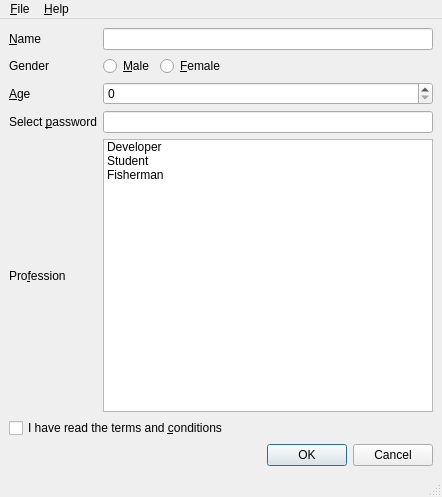
arnt/qt-history2, file examples/widgets/stylesheet/layouts/boringdefault.ui: the form before one commit.
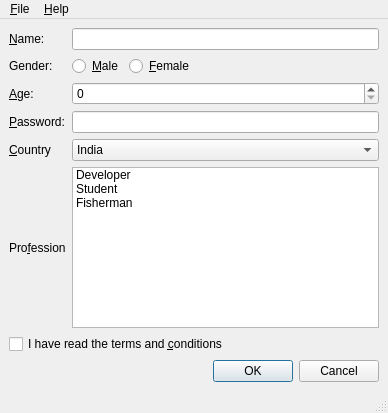
The form after the commit.

Diff of the .ui file:
```diff
--- a/examples/widgets/stylesheet/layouts/boringdefault.ui
+++ b/examples/widgets/stylesheet/layouts/boringdefault.ui
@@ -5,8 +5,8 @@
    <rect>
     <x>0</x>
     <y>0</y>
-    <width>442</width>
-    <height>497</height>
+    <width>388</width>
+    <height>413</height>
    </rect>
   </property>
   <property name="windowTitle" >
@@ -20,7 +20,90 @@
     <property name="spacing" >
      <number>6</number>
     </property>
-    <item row="3" column="1" colspan="2" >
+    <item row="4" column="1" colspan="3" >
+     <widget class="QComboBox" name="countryCombo" >
+      <property name="toolTip" >
+       <string>Specify your country here</string>
+      </property>
+      <property name="statusTip" >
+       <string>Specify your country here</string>
+      </property>
+      <property name="currentIndex" >
+       <number>1</number>
+      </property>
+      <item>
+       <property name="text" >
+        <string>Germany</string>
+       </property>
+      </item>
+      <item>
+       <property name="text" >
+        <string>India</string>
+       </property>
+      </item>
+      <item>
+       <property name="text" >
+        <string>Norway</string>
+       </property>
+      </item>
+      <item>
+       <property name="text" >
+        <string>United States Of America</string>
+       </property>
+      </item>
+      <item>
+       <property name="text" >
+        <string>United Kingdom</string>
+       </property>
+      </item>
+     </widget>
+    </item>
+    <item row="5" column="1" colspan="3" >
+     <widget class="QListWidget" name="professionList" >
+      <property name="toolTip" >
+       <string>Specify your profession here</string>
+      </property>
+      <property name="statusTip" >
+       <string>Specify your profession here</string>
+      </property>
+      <item>
+       <property name="text" >
+        <string>Developer</string>
+       </property>
+      </item>
+      <item>
+       <property name="text" >
+        <string>Student</string>
+       </property>
+      </item>
+      <item>
+       <property name="text" >
+        <string>Fisherman</string>
+       </property>
+      </item>
+     </widget>
+    </item>
+    <item row="4" column="0" >
+     <widget class="QLabel" name="countryLabel" >
+      <property name="text" >
+       <string>&amp;Country</string>
+      </property>
+      <property name="buddy" >
+       <cstring>professionList</cstring>
+      </property>
+     </widget>
+    </item>
+    <item row="5" column="0" >
+     <widget class="QLabel" name="label" >
+      <property name="text" >
+       <string>Pro&amp;fession</string>
+      </property>
+      <property name="buddy" >
+       <cstring>professionList</cstring>
+      </property>
+     </widget>
+    </item>
+    <item row="3" column="1" colspan="3" >
      <widget class="QLineEdit" name="passwordEdit" >
       <property name="echoMode" >
        <enum>QLineEdit::Password</enum>
@@ -30,7 +113,7 @@
     <item row="3" column="0" >
      <widget class="QLabel" name="passwordLabel" >
       <property name="text" >
-       <string>Select &amp;password</string>
+       <string>&amp;Password:</string>
       </property>
       <property name="buddy" >
        <cstring>passwordEdit</cstring>
@@ -40,17 +123,24 @@
     <item row="2" column="0" >
      <widget class="QLabel" name="ageLabel" >
       <property name="text" >
-       <string>&amp;Age</string>
+       <string>&amp;Age:</string>
       </property>
       <property name="buddy" >
        <cstring>ageSpinBox</cstring>
       </property>
      </widget>
     </item>
-    <item row="0" column="1" colspan="2" >
-     <widget class="QLineEdit" name="nameEdit" />
+    <item row="0" column="1" colspan="3" >
+     <widget class="QLineEdit" name="nameEdit" >
+      <property name="toolTip" >
+       <string>Specify your name here</string>
+      </property>
+      <property name="statusTip" >
+       <string>Specify your name here</string>
+      </property>
+     </widget>
     </item>
-    <item row="6" column="2" >
+    <item row="7" column="2" colspan="2" >
      <widget class="QDialogButtonBox" name="buttonBox" >
       <property name="orientation" >
        <enum>Qt::Horizontal</enum>
@@ -63,46 +153,24 @@
     <item row="0" column="0" >
      <widget class="QLabel" name="nameLabel" >
       <property name="text" >
-       <string>&amp;Name</string>
+       <string>&amp;Name:</string>
       </property>
       <property name="buddy" >
        <cstring>nameEdit</cstring>
       </property>
      </widget>
     </item>
-    <item row="1" column="2" >
-     <widget class="QRadioButton" name="femaleRadioButton" >
-      <property name="text" >
-       <string>&amp;Female</string>
+    <item row="2" column="1" colspan="3" >
+     <widget class="QSpinBox" name="ageSpinBox" >
+      <property name="toolTip" >
+       <string>Specify your age here</string>
       </property>
      </widget>
     </item>
-    <item row="4" column="1" colspan="2" >
-     <widget class="QListWidget" name="professionList" >
-      <item>
-       <property name="text" >
-        <string>Developer</string>
-       </property>
-      </item>
-      <item>
-       <property name="text" >
-        <string>Student</string>
-       </property>
-      </item>
-      <item>
-       <property name="text" >
-        <string>Fisherman</string>
-       </property>
-      </item>
-     </widget>
-    </item>
-    <item row="2" column="1" colspan="2" >
-     <widget class="QSpinBox" name="ageSpinBox" />
-    </item>
     <item row="1" column="0" >
      <widget class="QLabel" name="genderLabel" >
       <property name="text" >
-       <string>Gender</string>
+       <string>Gender:</string>
       </property>
      </widget>
     </item>
@@ -113,23 +181,33 @@
       </property>
      </widget>
     </item>
-    <item row="5" column="0" colspan="3" >
+    <item row="6" column="0" colspan="4" >
      <widget class="QCheckBox" name="agreeCheckBox" >
       <property name="text" >
        <string>I have read the terms and &amp;conditions</string>
       </property>
      </widget>
     </item>
-    <item row="4" column="0" >
-     <widget class="QLabel" name="label" >
+    <item row="1" column="2" >
+     <widget class="QRadioButton" name="femaleRadioButton" >
       <property name="text" >
-       <string>Pro&amp;fession</string>
-      </property>
-      <property name="buddy" >
-       <cstring>professionList</cstring>
+       <string>&amp;Female</string>
       </property>
      </widget>
     </item>
+    <item row="1" column="3" >
+     <spacer>
+      <property name="orientation" >
+       <enum>Qt::Horizontal</enum>
+      </property>
+      <property name="sizeHint" >
+       <size>
+        <width>40</width>
+        <height>20</height>
+       </size>
+      </property>
+     </spacer>
+    </item>
    </layout>
   </widget>
   <widget class="QMenuBar" name="menubar" >
@@ -137,8 +215,8 @@
     <rect>
      <x>0</x>
      <y>0</y>
-     <width>442</width>
-     <height>29</height>
+     <width>388</width>
+     <height>21</height>
     </rect>
    </property>
    <widget class="QMenu" name="menu_File" >
```
Left out of the diff: 12 changed lines with no effect on the pictures.
